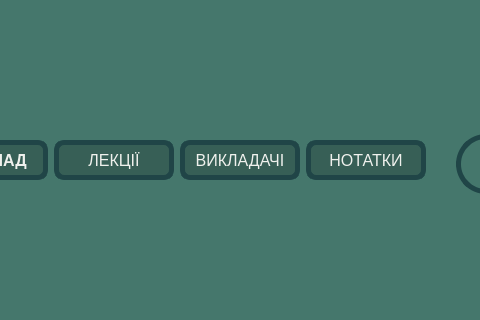
Above: studly/mainwindowstudent.ui from MykytaKa/MVP_Studly_Product before the change; both pictures show x 176 to 656 and y 119 to 439 of the 800 by 600 pixel window. Below: the same form after it.
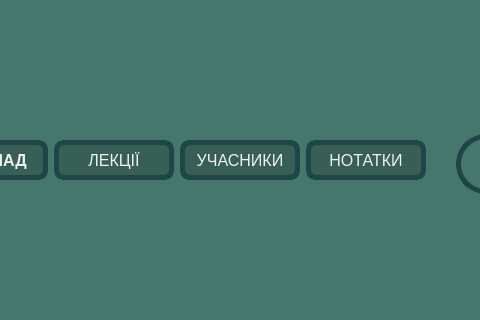
That is the form after the change.

```diff
--- a/studly/mainwindowstudent.ui
+++ b/studly/mainwindowstudent.ui
@@ -193,7 +193,7 @@
 color: rgb(239, 241, 237);</string>
             </property>
             <property name="text">
-             <string>ВИКЛАДАЧІ</string>
+             <string>УЧАСНИКИ</string>
             </property>
            </widget>
           </item>
```
Left out of the diff: 2 changed lines with no effect on the pictures.
